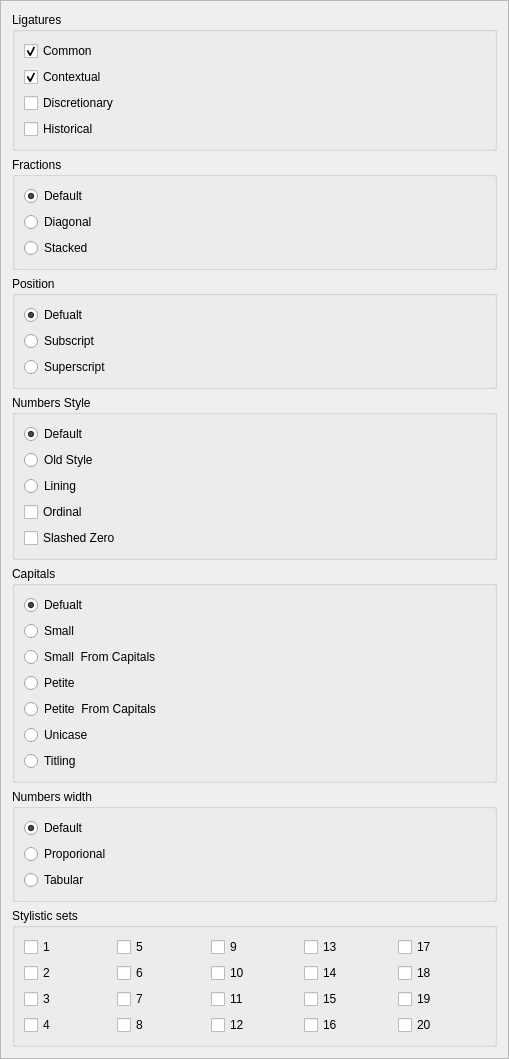
First picture: the form in scribus/ui/propertywidget_opentypefontfeatures.ui, repository HOST-Oman/scribus, before the edit.
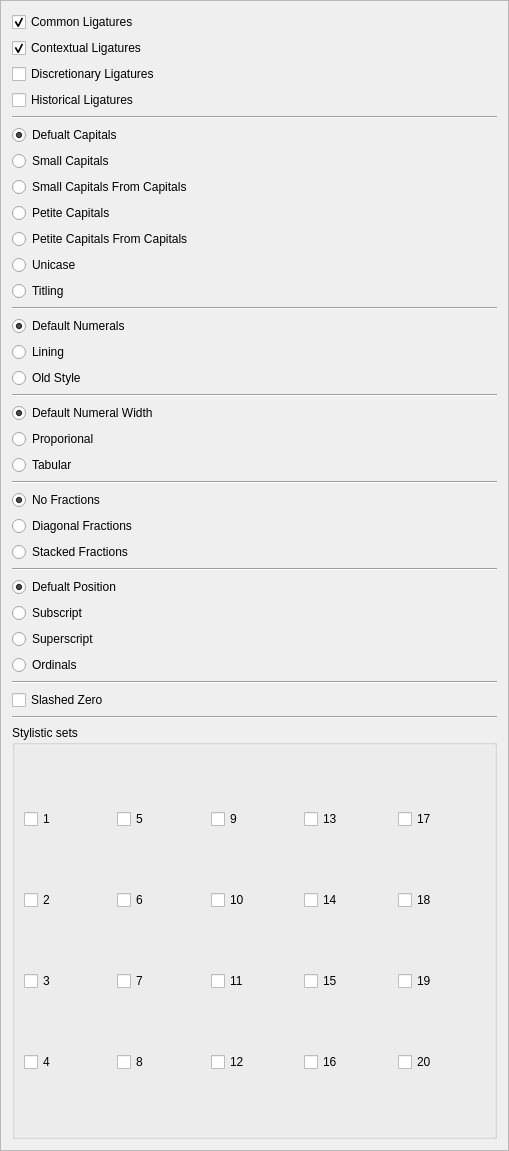
Second picture: the form after the edit.

Commit message:
Flatten the font features widget
Drop the labels as they are arbitrary and add no much value, and use
instead horizontal lines and longer radio labels.

```diff
--- a/scribus/ui/propertywidget_opentypefontfeatures.ui
+++ b/scribus/ui/propertywidget_opentypefontfeatures.ui
@@ -7,7 +7,7 @@
     <x>0</x>
     <y>0</y>
     <width>509</width>
-    <height>741</height>
+    <height>1151</height>
    </rect>
   </property>
   <property name="windowTitle">
@@ -21,29 +21,16 @@
   </property>
   <layout class="QVBoxLayout" name="verticalLayout">
    <item>
-    <layout class="QVBoxLayout" name="verticalLayout_9">
-     <item>
-      <widget class="QGroupBox" name="groupBox_3">
-       <property name="title">
-        <string>Ligatures</string>
-       </property>
-       <layout class="QHBoxLayout" name="horizontalLayout">
-        <item>
-         <layout class="QVBoxLayout" name="verticalLayout_6">
-          <item>
            <widget class="QCheckBox" name="CommonCheck">
             <property name="toolTip">
              <string>Common Ligtures (liga)</string>
             </property>
             <property name="text">
-             <string>Common</string>
+      <string>Common Ligatures</string>
             </property>
             <property name="checked">
              <bool>true</bool>
             </property>
-            <property name="autoExclusive">
-             <bool>false</bool>
-            </property>
            </widget>
           </item>
           <item>
@@ -52,7 +39,7 @@
              <string>Contextual Ligatures (clig)</string>
             </property>
             <property name="text">
-             <string>Contextual</string>
+      <string>Contextual Ligatures</string>
             </property>
             <property name="checked">
              <bool>true</bool>
@@ -74,7 +61,7 @@
              <string>Discretionary Ligatures (dlig)</string>
             </property>
             <property name="text">
-             <string>Discretionary</string>
+      <string>Discretionary Ligatures</string>
             </property>
             <property name="autoExclusive">
              <bool>false</bool>
@@ -87,7 +74,7 @@
              <string>Historical Ligatures (hlig)</string>
             </property>
             <property name="text">
-             <string>Historical</string>
+      <string>Historical Ligatures</string>
             </property>
             <property name="checked">
              <bool>false</bool>
@@ -97,212 +84,27 @@
             </property>
            </widget>
           </item>
-         </layout>
-        </item>
-       </layout>
-      </widget>
-     </item>
      <item>
-      <widget class="QGroupBox" name="groupBox_6">
-       <property name="title">
-        <string>Fractions</string>
-       </property>
-       <layout class="QHBoxLayout" name="horizontalLayout_7">
-        <item>
-         <layout class="QVBoxLayout" name="verticalLayout_10">
-          <item>
-           <widget class="QRadioButton" name="DefaultFractionsRadio">
-            <property name="enabled">
-             <bool>true</bool>
-            </property>
-            <property name="toolTip">
-             <string>No fractions</string>
-            </property>
-            <property name="text">
-             <string>Default</string>
-            </property>
-            <property name="checked">
-             <bool>true</bool>
-            </property>
-           </widget>
-          </item>
-          <item>
-           <widget class="QRadioButton" name="DiagonalRadio">
-            <property name="enabled">
-             <bool>true</bool>
-            </property>
-            <property name="toolTip">
-             <string>Fractions (frac)</string>
-            </property>
-            <property name="text">
-             <string>Diagonal</string>
-            </property>
-           </widget>
-          </item>
-          <item>
-           <widget class="QRadioButton" name="StackedRadio">
-            <property name="enabled">
-             <bool>true</bool>
-            </property>
-            <property name="toolTip">
-             <string>Alternative Fractions (afrc)</string>
-            </property>
-            <property name="text">
-             <string>Stacked</string>
-            </property>
-           </widget>
-          </item>
-         </layout>
-        </item>
-       </layout>
-      </widget>
-     </item>
-     <item>
-      <widget class="QGroupBox" name="groupBox_4">
-       <property name="title">
-        <string>Position</string>
-       </property>
-       <layout class="QHBoxLayout" name="horizontalLayout_2">
-        <item>
-         <layout class="QVBoxLayout" name="verticalLayout_4">
-          <item>
-           <widget class="QRadioButton" name="NormalRadio">
-            <property name="toolTip">
-             <string>Normal position</string>
-            </property>
-            <property name="text">
-             <string>Defualt</string>
-            </property>
-            <property name="checked">
-             <bool>true</bool>
-            </property>
-           </widget>
-          </item>
-          <item>
-           <widget class="QRadioButton" name="SubscriptRadio">
-            <property name="toolTip">
-             <string>Subscript (subs)</string>
-            </property>
-            <property name="text">
-             <string>Subscript</string>
-            </property>
-           </widget>
-          </item>
-          <item>
-           <widget class="QRadioButton" name="SuperscriptRaido">
-            <property name="toolTip">
-             <string>Superscript (sups)</string>
-            </property>
-            <property name="text">
-             <string>Superscript</string>
-            </property>
-           </widget>
-          </item>
-         </layout>
-        </item>
-       </layout>
-      </widget>
-     </item>
-     <item>
-      <widget class="QGroupBox" name="groupBox_2">
-       <property name="title">
-        <string>Numbers Style</string>
-       </property>
-       <layout class="QHBoxLayout" name="horizontalLayout_4">
-        <item>
-         <layout class="QVBoxLayout" name="verticalLayout_3">
-          <item>
-           <widget class="QRadioButton" name="DefaultStyleRadio">
-            <property name="enabled">
-             <bool>true</bool>
-            </property>
-            <property name="toolTip">
-             <string>Default numbers style</string>
-            </property>
-            <property name="text">
-             <string>Default</string>
-            </property>
-            <property name="checked">
-             <bool>true</bool>
-            </property>
-           </widget>
-          </item>
-          <item>
-           <widget class="QRadioButton" name="OldStyleRadio">
-            <property name="enabled">
-             <bool>true</bool>
-            </property>
-            <property name="toolTip">
-             <string>Oldstyle Figures (onum)</string>
-            </property>
-            <property name="text">
-             <string>Old Style</string>
-            </property>
-           </widget>
-          </item>
-          <item>
-           <widget class="QRadioButton" name="LininRadio">
-            <property name="enabled">
-             <bool>true</bool>
-            </property>
-            <property name="toolTip">
-             <string>Lining Figures (lnum)</string>
-            </property>
-            <property name="text">
-             <string>Lining</string>
-            </property>
-           </widget>
-          </item>
-          <item>
-           <widget class="QCheckBox" name="OrdinalCheck">
-            <property name="enabled">
-             <bool>true</bool>
-            </property>
-            <property name="toolTip">
-             <string>Ordinals (ordn)</string>
-            </property>
-            <property name="text">
-             <string>Ordinal</string>
-            </property>
-           </widget>
-          </item>
-          <item>
-           <widget class="QCheckBox" name="SlashedZeroCheck">
-            <property name="enabled">
-             <bool>true</bool>
-            </property>
-            <property name="toolTip">
-             <string>Slashed Zero (zero)</string>
-            </property>
-            <property name="text">
-             <string>Slashed Zero</string>
-            </property>
-           </widget>
-          </item>
-         </layout>
-        </item>
-       </layout>
-      </widget>
-     </item>
-     <item>
-      <widget class="QGroupBox" name="groupBox">
-       <property name="title">
-        <string>Capitals</string>
-       </property>
-       <layout class="QHBoxLayout" name="horizontalLayout_3">
-        <item>
-         <layout class="QVBoxLayout" name="verticalLayout_2">
+    <widget class="Line" name="line">
+     <property name="orientation">
+      <enum>Qt::Horizontal</enum>
+     </property>
+    </widget>
+   </item>
           <item>
            <widget class="QRadioButton" name="NormalCaRadio">
             <property name="toolTip">
              <string>Normal capitals</string>
             </property>
             <property name="text">
-             <string>Defualt</string>
+      <string>Defualt Capitals</string>
             </property>
             <property name="checked">
              <bool>true</bool>
             </property>
+     <attribute name="buttonGroup">
+      <string notr="true">CapitalsGroup</string>
+     </attribute>
            </widget>
           </item>
           <item>
@@ -311,8 +113,11 @@
              <string>Small capitals (smcp)</string>
             </property>
             <property name="text">
-             <string>Small</string>
-            </property>
+      <string>Small Capitals</string>
+     </property>
+     <attribute name="buttonGroup">
+      <string notr="true">CapitalsGroup</string>
+     </attribute>
            </widget>
           </item>
           <item>
@@ -321,8 +126,11 @@
              <string>Small capitals from capitals (c2sc)</string>
             </property>
             <property name="text">
-             <string>Small  From Capitals</string>
-            </property>
+      <string>Small Capitals From Capitals</string>
+     </property>
+     <attribute name="buttonGroup">
+      <string notr="true">CapitalsGroup</string>
+     </attribute>
            </widget>
           </item>
           <item>
@@ -331,8 +139,11 @@
              <string>Petite capitals (pcap)</string>
             </property>
             <property name="text">
-             <string>Petite</string>
-            </property>
+      <string>Petite Capitals</string>
+     </property>
+     <attribute name="buttonGroup">
+      <string notr="true">CapitalsGroup</string>
+     </attribute>
            </widget>
           </item>
           <item>
@@ -341,8 +152,11 @@
              <string>Petite capitals from capitals (c2pc)</string>
             </property>
             <property name="text">
-             <string>Petite  From Capitals</string>
-            </property>
+      <string>Petite Capitals From Capitals</string>
+     </property>
+     <attribute name="buttonGroup">
+      <string notr="true">CapitalsGroup</string>
+     </attribute>
            </widget>
           </item>
           <item>
@@ -353,6 +167,9 @@
             <property name="text">
              <string>Unicase</string>
             </property>
+     <attribute name="buttonGroup">
+      <string notr="true">CapitalsGroup</string>
+     </attribute>
            </widget>
           </item>
           <item>
@@ -363,21 +180,76 @@
             <property name="text">
              <string>Titling</string>
             </property>
-           </widget>
-          </item>
-         </layout>
-        </item>
-       </layout>
+     <attribute name="buttonGroup">
+      <string notr="true">CapitalsGroup</string>
+     </attribute>
+    </widget>
+   </item>
+   <item>
+    <widget class="Line" name="line_3">
+     <property name="orientation">
+      <enum>Qt::Horizontal</enum>
+     </property>
+    </widget>
+   </item>
+   <item>
+    <widget class="QRadioButton" name="DefaultStyleRadio">
+     <property name="enabled">
+      <bool>true</bool>
+     </property>
+     <property name="toolTip">
+      <string>Default numbers style</string>
+     </property>
+     <property name="text">
+      <string>Default Numerals</string>
+     </property>
+     <property name="checked">
+      <bool>true</bool>
+     </property>
+     <attribute name="buttonGroup">
+      <string notr="true">NumeralStyleGroup</string>
+     </attribute>
       </widget>
      </item>
      <item>
-      <widget class="QGroupBox" name="groupBox_5">
-       <property name="title">
-        <string>Numbers width</string>
-       </property>
-       <layout class="QHBoxLayout" name="horizontalLayout_6">
+    <widget class="QRadioButton" name="LininRadio">
+     <property name="enabled">
+      <bool>true</bool>
+     </property>
+     <property name="toolTip">
+      <string>Lining Figures (lnum)</string>
+     </property>
+     <property name="text">
+      <string>Lining</string>
+     </property>
+     <attribute name="buttonGroup">
+      <string notr="true">NumeralStyleGroup</string>
+     </attribute>
+    </widget>
+   </item>
         <item>
-         <layout class="QVBoxLayout" name="verticalLayout_7">
+    <widget class="QRadioButton" name="OldStyleRadio">
+     <property name="enabled">
+      <bool>true</bool>
+     </property>
+     <property name="toolTip">
+      <string>Oldstyle Figures (onum)</string>
+     </property>
+     <property name="text">
+      <string>Old Style</string>
+     </property>
+     <attribute name="buttonGroup">
+      <string notr="true">NumeralStyleGroup</string>
+     </attribute>
+    </widget>
+   </item>
+   <item>
+    <widget class="Line" name="line_5">
+     <property name="orientation">
+      <enum>Qt::Horizontal</enum>
+     </property>
+    </widget>
+   </item>
           <item>
            <widget class="QRadioButton" name="DefaultWidthRadio">
             <property name="enabled">
@@ -387,11 +259,14 @@
              <string>Default numbers width</string>
             </property>
             <property name="text">
-             <string>Default</string>
+      <string>Default Numeral Width</string>
             </property>
             <property name="checked">
              <bool>true</bool>
             </property>
+     <attribute name="buttonGroup">
+      <string notr="true">NumeralWidthGroup</string>
+     </attribute>
            </widget>
           </item>
           <item>
@@ -405,6 +280,9 @@
             <property name="text">
              <string>Proporional</string>
             </property>
+     <attribute name="buttonGroup">
+      <string notr="true">NumeralWidthGroup</string>
+     </attribute>
            </widget>
           </item>
           <item>
@@ -418,14 +296,160 @@
             <property name="text">
              <string>Tabular</string>
             </property>
-           </widget>
-          </item>
-         </layout>
-        </item>
-       </layout>
-      </widget>
-     </item>
-    </layout>
+     <attribute name="buttonGroup">
+      <string notr="true">NumeralWidthGroup</string>
+     </attribute>
+    </widget>
+   </item>
+   <item>
+    <widget class="Line" name="line_2">
+     <property name="orientation">
+      <enum>Qt::Horizontal</enum>
+     </property>
+    </widget>
+   </item>
+   <item>
+    <widget class="QRadioButton" name="DefaultFractionsRadio">
+     <property name="enabled">
+      <bool>true</bool>
+     </property>
+     <property name="toolTip">
+      <string>No fractions</string>
+     </property>
+     <property name="text">
+      <string>No Fractions</string>
+     </property>
+     <property name="checked">
+      <bool>true</bool>
+     </property>
+     <attribute name="buttonGroup">
+      <string notr="true">FractionsGroup</string>
+     </attribute>
+    </widget>
+   </item>
+   <item>
+    <widget class="QRadioButton" name="DiagonalRadio">
+     <property name="enabled">
+      <bool>true</bool>
+     </property>
+     <property name="toolTip">
+      <string>Fractions (frac)</string>
+     </property>
+     <property name="text">
+      <string>Diagonal Fractions</string>
+     </property>
+     <attribute name="buttonGroup">
+      <string notr="true">FractionsGroup</string>
+     </attribute>
+    </widget>
+   </item>
+   <item>
+    <widget class="QRadioButton" name="StackedRadio">
+     <property name="enabled">
+      <bool>true</bool>
+     </property>
+     <property name="toolTip">
+      <string>Alternative Fractions (afrc)</string>
+     </property>
+     <property name="text">
+      <string>Stacked Fractions</string>
+     </property>
+     <attribute name="buttonGroup">
+      <string notr="true">FractionsGroup</string>
+     </attribute>
+    </widget>
+   </item>
+   <item>
+    <widget class="Line" name="line_4">
+     <property name="orientation">
+      <enum>Qt::Horizontal</enum>
+     </property>
+    </widget>
+   </item>
+   <item>
+    <widget class="QRadioButton" name="NormalRadio">
+     <property name="toolTip">
+      <string>Normal position</string>
+     </property>
+     <property name="text">
+      <string>Defualt Position</string>
+     </property>
+     <property name="checked">
+      <bool>true</bool>
+     </property>
+     <attribute name="buttonGroup">
+      <string notr="true">PositionGroup</string>
+     </attribute>
+    </widget>
+   </item>
+   <item>
+    <widget class="QRadioButton" name="SubscriptRadio">
+     <property name="toolTip">
+      <string>Subscript (subs)</string>
+     </property>
+     <property name="text">
+      <string>Subscript</string>
+     </property>
+     <attribute name="buttonGroup">
+      <string notr="true">PositionGroup</string>
+     </attribute>
+    </widget>
+   </item>
+   <item>
+    <widget class="QRadioButton" name="SuperscriptRaido">
+     <property name="toolTip">
+      <string>Superscript (sups)</string>
+     </property>
+     <property name="text">
+      <string>Superscript</string>
+     </property>
+     <attribute name="buttonGroup">
+      <string notr="true">PositionGroup</string>
+     </attribute>
+    </widget>
+   </item>
+   <item>
+    <widget class="QRadioButton" name="OrdinalCheck">
+     <property name="enabled">
+      <bool>true</bool>
+     </property>
+     <property name="toolTip">
+      <string>Ordinals (ordn)</string>
+     </property>
+     <property name="text">
+      <string>Ordinals</string>
+     </property>
+     <attribute name="buttonGroup">
+      <string notr="true">PositionGroup</string>
+     </attribute>
+    </widget>
+   </item>
+   <item>
+    <widget class="Line" name="line_6">
+     <property name="orientation">
+      <enum>Qt::Horizontal</enum>
+     </property>
+    </widget>
+   </item>
+   <item>
+    <widget class="QCheckBox" name="SlashedZeroCheck">
+     <property name="enabled">
+      <bool>true</bool>
+     </property>
+     <property name="toolTip">
+      <string>Slashed Zero (zero)</string>
+     </property>
+     <property name="text">
+      <string>Slashed Zero</string>
+     </property>
+    </widget>
+   </item>
+   <item>
+    <widget class="Line" name="line_7">
+     <property name="orientation">
+      <enum>Qt::Horizontal</enum>
+     </property>
+    </widget>
    </item>
    <item>
     <widget class="QGroupBox" name="groupBox_7">
```
Left out of the diff: 14 changed lines with no effect on the pictures. Lines whose indentation alone changed are shown as unchanged. The commit also changes 1 other file.
